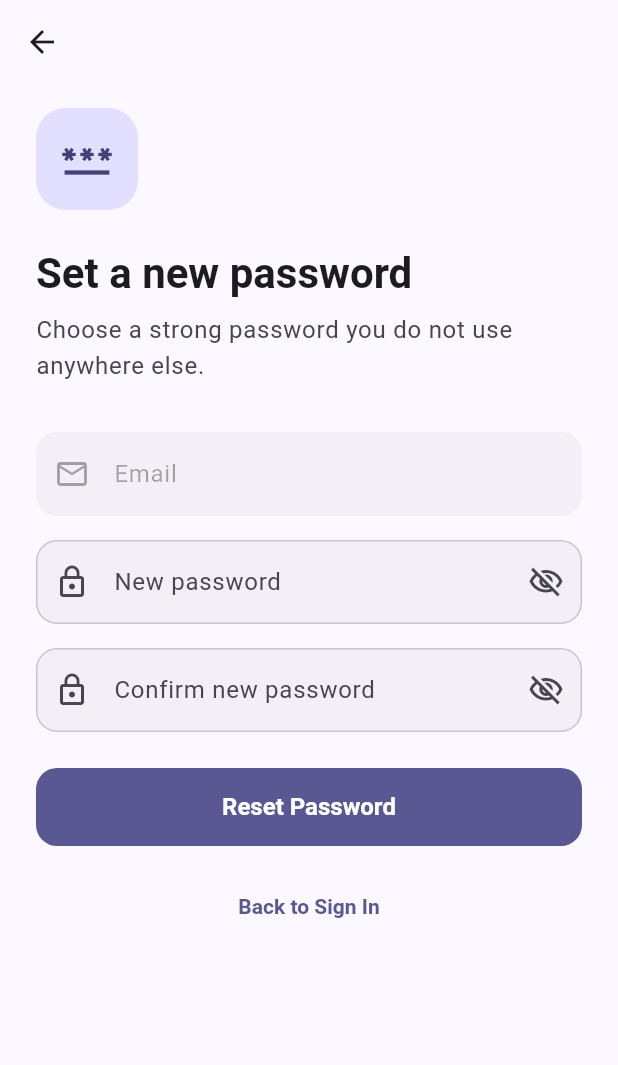
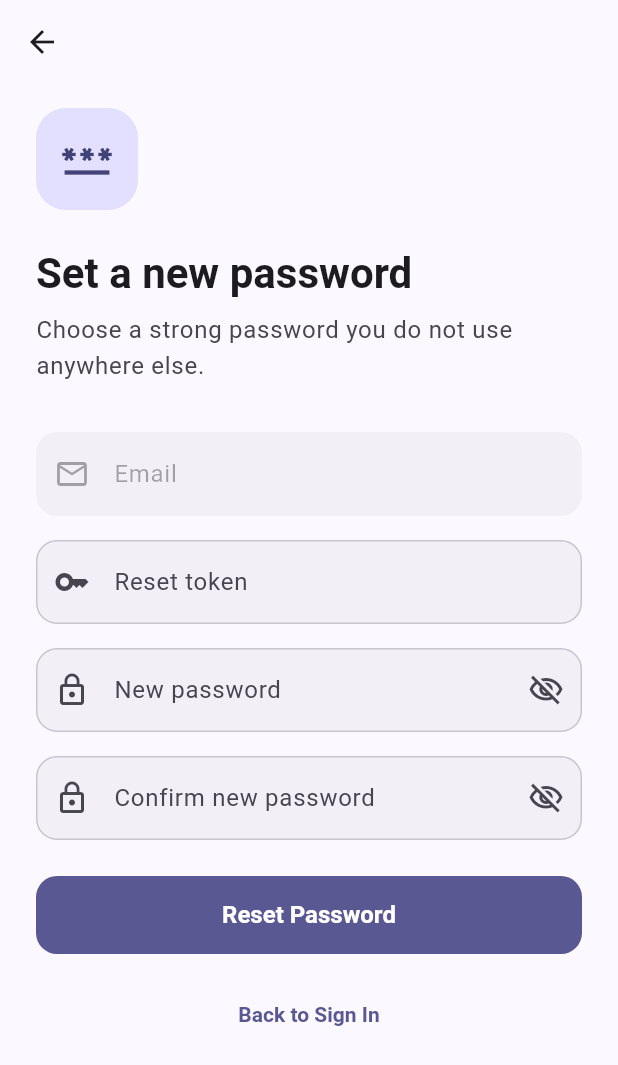
Before and after one commit to Aasu703/personalapp, a Flutter app: the ResetPasswordScreen screen opened by its route, on a phone screen of 412 x 824 dp. Shown: the top 1065 px of the screen. Run offline on Flutter 3.47's test engine with Material 3 defaults, Android fonts, the phone set to English and light mode, and no system bars; our stand-ins replace cookie_jar, dio, dio_cookie_manager, flutter_riverpod, flutter_secure_storage; accounts and stored records are empty; network calls fail.

Commit message:
feat: enhance authentication flow with reset token handling and session management

```diff
--- a/lib/core/network/auth_interceptor.dart
+++ b/lib/core/network/auth_interceptor.dart
@@ -114,7 +114,7 @@ class AuthInterceptor extends Interceptor {
   }
 
   Future<bool> _refresh() async {
-    final response = await dio.post<void>('/api/auth/refresh');
+    final response = await dio.post('/api/auth/refresh');
     if (response.statusCode == 200) {
       final body = response.data;
       if (body is Map && body['success'] == true) {
--- a/lib/features/auth/domain/repositories/auth_repository.dart
+++ b/lib/features/auth/domain/repositories/auth_repository.dart
@@ -18,6 +18,7 @@ abstract class AuthRepository {
 
   Future<AuthResult> resetPassword({
     required String email,
+    required String token,
     required String password,
   });
 
--- a/lib/features/auth/domain/usecases/reset_password.dart
+++ b/lib/features/auth/domain/usecases/reset_password.dart
@@ -6,7 +6,11 @@ class ResetPassword {
 
   final AuthRepository _repository;
 
-  Future<AuthResult> call({required String email, required String password}) {
-    return _repository.resetPassword(email: email, password: password);
+  Future<AuthResult> call({
+    required String email,
+    required String token,
+    required String password,
+  }) {
+    return _repository.resetPassword(email: email, token: token, password: password);
   }
 }
--- a/lib/features/auth/presentation/screens/reset_password_screen.dart
+++ b/lib/features/auth/presentation/screens/reset_password_screen.dart
@@ -20,6 +20,7 @@ class ResetPasswordScreen extends ConsumerStatefulWidget {
 class _ResetPasswordScreenState extends ConsumerState<ResetPasswordScreen> {
   final _formKey = GlobalKey<FormState>();
   final _emailController = TextEditingController();
+  final _tokenController = TextEditingController();
   final _passwordController = TextEditingController();
   final _confirmController = TextEditingController();
 
@@ -37,6 +38,7 @@ class _ResetPasswordScreenState extends ConsumerState<ResetPasswordScreen> {
   @override
   void dispose() {
     _emailController.dispose();
+    _tokenController.dispose();
     _passwordController.dispose();
     _confirmController.dispose();
     super.dispose();
@@ -49,6 +51,7 @@ class _ResetPasswordScreenState extends ConsumerState<ResetPasswordScreen> {
 
     final AuthResult result = await ref.read(resetPasswordProvider).call(
       email: _emailController.text.trim(),
+      token: _tokenController.text.trim(),
       password: _passwordController.text,
     );
 
@@ -98,6 +101,18 @@ class _ResetPasswordScreenState extends ConsumerState<ResetPasswordScreen> {
                   enabled: false,
                 ),
                 const SizedBox(height: 16),
+                AuthTextField(
+                  controller: _tokenController,
+                  label: 'Reset token',
+                  hint: 'Paste the token from your reset email',
+                  prefixIcon: Icons.key_outlined,
+                  textInputAction: TextInputAction.next,
+                  validator: (value) =>
+                      (value == null || value.trim().isEmpty)
+                      ? 'Enter the reset token'
+                      : null,
+                ),
+                const SizedBox(height: 16),
                 PasswordField(
                   controller: _passwordController,
                   label: 'New password',
--- a/lib/features/finance/presentation/screens/add_transaction_screen.dart
+++ b/lib/features/finance/presentation/screens/add_transaction_screen.dart
@@ -44,7 +44,6 @@ class _AddTransactionScreenState extends ConsumerState<AddTransactionScreen> {
   }
 
   Future<void> _pickDate() async {
-    final now = DateTime.now();
     final date = await showDatePicker(
       context: context,
       initialDate: _occurredAt,
--- a/lib/features/health/presentation/screens/health_home_screen.dart
+++ b/lib/features/health/presentation/screens/health_home_screen.dart
@@ -3,7 +3,6 @@ import 'package:flutter_riverpod/flutter_riverpod.dart';
 import 'package:intl/intl.dart';
 
 import '../../../../core/constants/route_paths.dart';
-import '../../domain/entities/sleep_log.dart';
 import '../../domain/entities/sleep_stats.dart';
 import '../providers/sleep_providers.dart';
 import '../widgets/sleep_entry_tile.dart';
@@ -142,7 +141,7 @@ class _TrendBars extends StatelessWidget {
                 mainAxisSize: MainAxisSize.min,
                 children: [
                   Text(
-                    '${point.durationMinutes.toStringAsFixed(0)}',
+                    point.durationMinutes.toStringAsFixed(0),
                     style: theme.textTheme.labelSmall?.copyWith(
                       color: scheme.onSurfaceVariant,
                     ),
--- a/lib/features/health/presentation/screens/log_sleep_screen.dart
+++ b/lib/features/health/presentation/screens/log_sleep_screen.dart
@@ -115,7 +115,6 @@ class _LogSleepScreenState extends ConsumerState<LogSleepScreen> {
 
   @override
   Widget build(BuildContext context) {
-    final theme = Theme.of(context);
     return Scaffold(
       appBar: AppBar(title: Text(_editing != null ? 'Edit sleep' : 'Log sleep')),
       body: SafeArea(
--- a/lib/features/health/presentation/screens/sleep_history_screen.dart
+++ b/lib/features/health/presentation/screens/sleep_history_screen.dart
@@ -3,7 +3,6 @@ import 'package:flutter_riverpod/flutter_riverpod.dart';
 
 import '../../../../core/constants/route_paths.dart';
 import '../../../../core/di/providers.dart';
-import '../../domain/entities/sleep_log.dart';
 import '../providers/sleep_providers.dart';
 import '../widgets/sleep_entry_tile.dart';
 
--- a/lib/features/home/presentation/home_screen.dart
+++ b/lib/features/home/presentation/home_screen.dart
@@ -4,7 +4,6 @@ import 'package:intl/intl.dart';
 
 import '../../../core/constants/route_paths.dart';
 import '../../../core/di/providers.dart';
-import '../../finance/domain/entities/finance_summary.dart';
 import '../../finance/presentation/providers/finance_providers.dart';
 import '../../health/domain/entities/sleep_log.dart';
 import '../../health/presentation/providers/sleep_providers.dart';
```
Also changed, not shown: lib/features/auth/data/repositories/auth_repository_impl.dart (+22 -3 lines).
